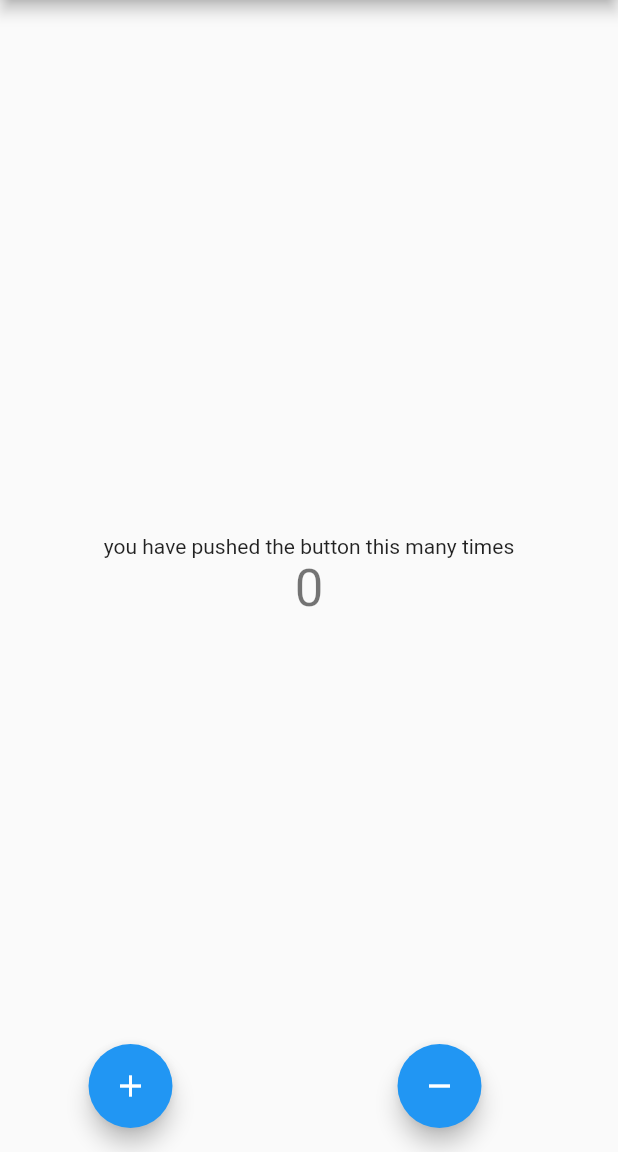
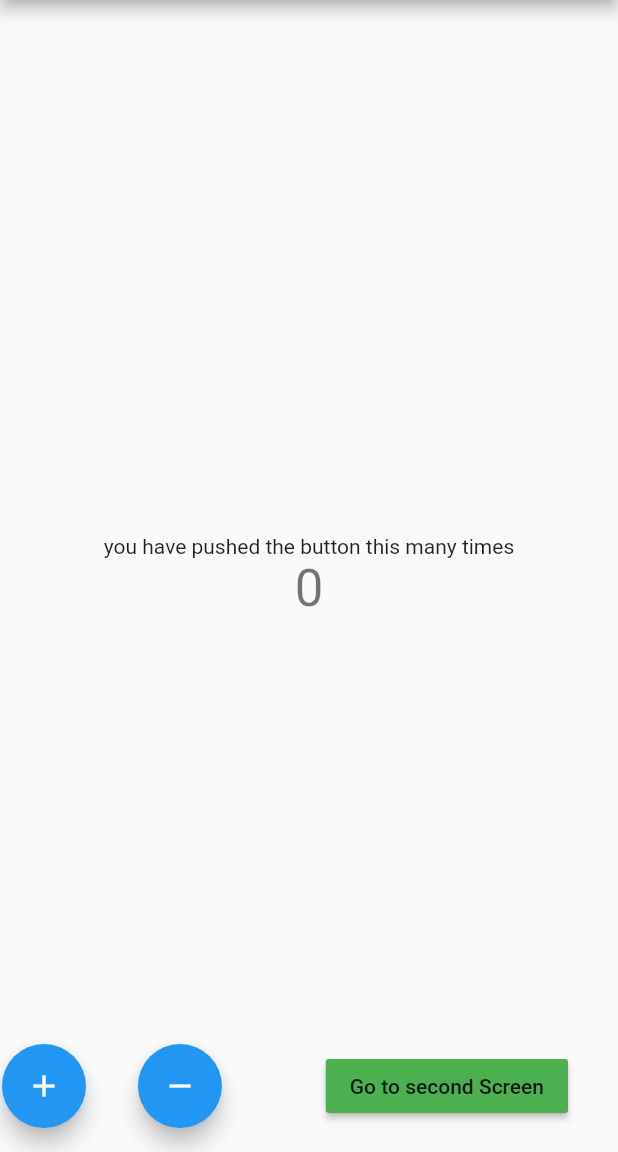
Before and after one commit to smail0808/bloc_pattern_app_, a Flutter app: the screen it shows after launch, on a phone screen of 412 x 824 dp, the part 84-1236 px from its top. Run offline on Flutter 3.47's test engine with Material 2 defaults, Android fonts, the phone set to English and light mode, and no system bars; our stand-ins replace bloc, equatable, flutter_bloc.

```diff
--- a/lib/main.dart
+++ b/lib/main.dart
@@ -1,9 +1,9 @@
+import 'package:bloc_pattern/presentation/screens/home_screen.dart';
 import 'package:flutter/material.dart';
 import 'package:flutter_bloc/flutter_bloc.dart';
-import 'cubit/counter_cubit.dart';
+import 'package:bloc_pattern/logic/cubit/counter_cubit.dart';
 
 void main() {
-
   runApp(MyApp());
 }
 
@@ -17,91 +17,10 @@ class MyApp extends StatelessWidget {
         theme: ThemeData(
           primarySwatch: Colors.blue,
         ),
-        home: MyHomePage(
+        home: HomeScreen(
           title: 'Bloc Pattern ',
+          color: Colors.green,
         ),
-      ),
-
-    );
-  }
-}
-
-class MyHomePage extends StatefulWidget {
-  MyHomePage({Key key, this.title}) : super(key: key);
-
-  final String title;
-  @override
-  _MyHomePageState createState() => _MyHomePageState();
-}
-
-class _MyHomePageState extends State<MyHomePage> {
-  // CounterBloc bloc;
-
-  @override
-  void initState() {
-    // bloc = BlocProvider.of<CounterBloc>(context);
-    super.initState();
-  }
-
-  @override
-  void dispose() {
-    // bloc.close();
-    super.dispose();
-  }
-
-  @override
-  Widget build(BuildContext context) {
-    return Scaffold(
-      appBar: AppBar(
-        title: Text(widget.title),
-      ),
-      body: Center(
-        child: Column(
-          mainAxisAlignment: MainAxisAlignment.center,
-          children: <Widget>[
-            Text('you have pushed the button this many times'),
-            BlocConsumer<CounterCubit, CounterState>(
-              listener: (context, state) {
-                if (state.wasIncremented == true) {
-                  Scaffold.of(context).showSnackBar(SnackBar(
-                    content: Text('Increment'),
-                    duration: Duration(milliseconds: 300),
-                  ));
-                } else if (state.wasIncremented == false) {
-                  Scaffold.of(context).showSnackBar(SnackBar(
-                    content: Text('Decrement'),
-                    duration: Duration(milliseconds: 300),
-                  ));
-                }
-              },
-              builder: (context, state) {
-                return Text(
-                  state.counterVlaue.toString(),
-                  style: Theme.of(context).textTheme.headline4,
-                );
-              },
-            ),
-          ],
-        ),
-      ),
-      floatingActionButton: Row(
-        mainAxisAlignment: MainAxisAlignment.spaceAround,
-        children: [
-          FloatingActionButton(
-            onPressed: () {
-              BlocProvider.of<CounterCubit>(context).increment();
-            },
-            tooltip: 'Increment',
-            child: Icon(Icons.add),
-          ),
-          FloatingActionButton(
-            onPressed: () {
-              BlocProvider.of<CounterCubit>(context).decrement();
-            },
-            tooltip: 'Decrement',
-            child: Icon(Icons.remove),
-          )
-        ],
       ),
     );
   }
--- /dev/null
+++ b/lib/presentation/screens/home_screen.dart
@@ -0,0 +1,103 @@
+import 'package:bloc_pattern/logic/cubit/counter_cubit.dart';
+import 'package:bloc_pattern/presentation/screens/second_screen.dart';
+import 'package:flutter/material.dart';
+import 'package:flutter_bloc/flutter_bloc.dart';
+
+class HomeScreen extends StatefulWidget {
+  HomeScreen({Key key, this.title, this.color}) : super(key: key);
+
+  final String title;
+  final Color color;
+  @override
+  _HomeScreenState createState() => _HomeScreenState();
+}
+
+class _HomeScreenState extends State<HomeScreen> {
+  // CounterBloc bloc;
+
+  @override
+  void initState() {
+    // bloc = BlocProvider.of<CounterBloc>(context);
+    super.initState();
+  }
+
+  @override
+  void dispose() {
+    // bloc.close();
+    super.dispose();
+  }
+
+  @override
+  Widget build(BuildContext context) {
+    return Scaffold(
+      appBar: AppBar(
+        title: Text(widget.title),
+      ),
+      body: Center(
+        child: Column(
+          mainAxisAlignment: MainAxisAlignment.center,
+          children: <Widget>[
+            Text('you have pushed the button this many times'),
+            BlocConsumer<CounterCubit, CounterState>(
+              listener: (context, state) {
+                if (state.wasIncremented == true) {
+                  Scaffold.of(context).showSnackBar(SnackBar(
+                    content: Text('Increment'),
+                    duration: Duration(milliseconds: 300),
+                  ));
+                } else if (state.wasIncremented == false) {
+                  Scaffold.of(context).showSnackBar(SnackBar(
+                    content: Text('Decrement'),
+                    duration: Duration(milliseconds: 300),
+                  ));
+                }
+              },
+              builder: (context, state) {
+                return Text(
+                  state.counterVlaue.toString(),
+                  style: Theme.of(context).textTheme.headline4,
+                );
+              },
+            ),
+          ],
+        ),
+      ),
+      floatingActionButton: Row(
+        mainAxisAlignment: MainAxisAlignment.spaceAround,
+        children: [
+          FloatingActionButton(
+            onPressed: () {
+              BlocProvider.of<CounterCubit>(context).increment();
+            },
+            tooltip: 'Increment',
+            child: Icon(Icons.add),
+          ),
+          FloatingActionButton(
+            onPressed: () {
+              BlocProvider.of<CounterCubit>(context).decrement();
+            },
+            tooltip: 'Decrement',
+            child: Icon(Icons.remove),
+          ),
+          SizedBox(
+            height: 50,
+          ),
+          MaterialButton(
+            color: widget.color,
+            child: Text('Go to second Screen'),
+            onPressed: () {
+              Navigator.of(context).push(MaterialPageRoute(
+                  builder: (_) => BlocProvider.value(
+                        value: BlocProvider.of<CounterCubit>(context),
+                        child: SecondScreen(
+                          title: 'Second screen',
+                          color: Colors.green,
+                        ),
+                      )));
+            },
+          ),
+        ],
+      ),
+    );
+  }
+}
```
Also changed, not shown: lib/presentation/screens/second_screen.dart (added, +85 -0 lines), lib/archive.dart (renamed from lib/testing.dart), lib/logic/cubit/counter_cubit.dart (renamed from lib/cubit/counter_cubit.dart), lib/logic/cubit/counter_state.dart (renamed from lib/cubit/counter_state.dart), 1 other file.
